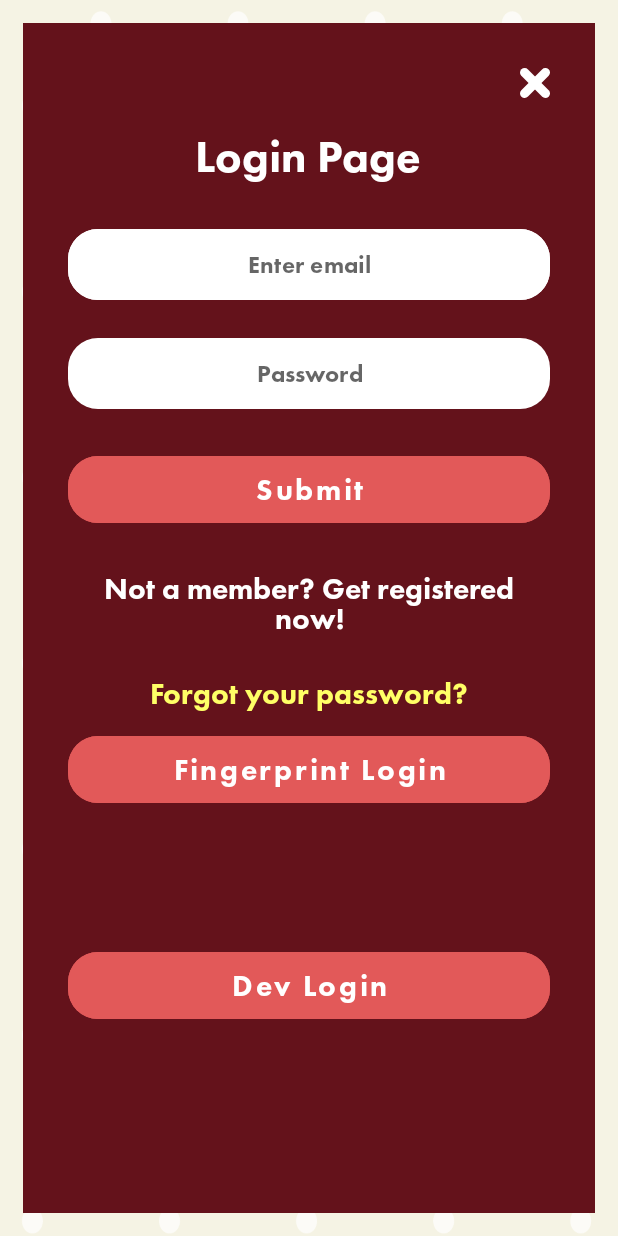
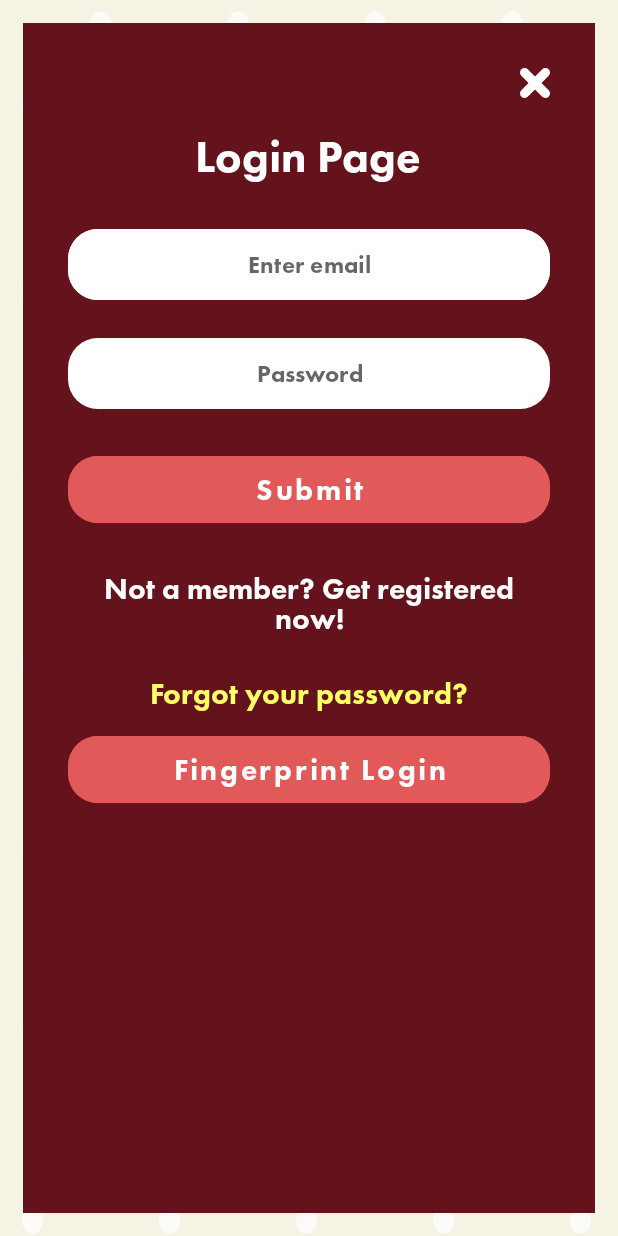
Before and after one commit to firdauscomel/softwarequiz, an Android app: the login screen opened directly, with no data from a screen before it, on a phone screen of 412 x 824 dp. Run offline under Robolectric (Android 15) with nearby library versions, the phone set to English and light mode, and no system bars; our stand-ins replace Firebase (no records; nobody signed in at launch, a user with empty details on screens opened directly).

Commit message:
Changed the startup activity back to activity_start_page.xml via android_manifest. Hid the dev login button. Final build hopefully?

```diff
--- a/app/src/main/AndroidManifest.xml
+++ b/app/src/main/AndroidManifest.xml
@@ -13,14 +13,14 @@
         <activity android:name=".ScoreboardAll" />
         <activity android:name=".QuizActivity" />
         <activity android:name=".register" />
-        <activity android:name=".MainActivity"/>
-        <activity android:name=".MainMenu">
+        <activity android:name=".MainActivity">
             <intent-filter>
                 <action android:name="android.intent.action.MAIN" />
 
                 <category android:name="android.intent.category.LAUNCHER" />
             </intent-filter>
         </activity>
+        <activity android:name=".MainMenu"/>
         <activity android:name=".login" />
         <activity android:name=".ForgotPassword" />
 
--- a/app/src/main/res/layout/login_page.xml
+++ b/app/src/main/res/layout/login_page.xml
@@ -29,7 +29,7 @@
             android:text="Dev Login"
             android:textAllCaps="false"
             android:textSize="20sp"
-            android:visibility="visible"
+            android:visibility="gone"
             app:cornerRadius="20dp"
 
             />
--- a/app/src/main/res/layout/score_list.xml
+++ b/app/src/main/res/layout/score_list.xml
@@ -8,7 +8,7 @@
         android:id="@+id/id_txt"
         android:layout_width="0dp"
         android:layout_height="wrap_content"
-        android:layout_marginLeft="5dp"
+        android:layout_marginLeft="10dp"
 
         android:layout_weight="0.07"
         android:fontFamily="@font/futara"
```
